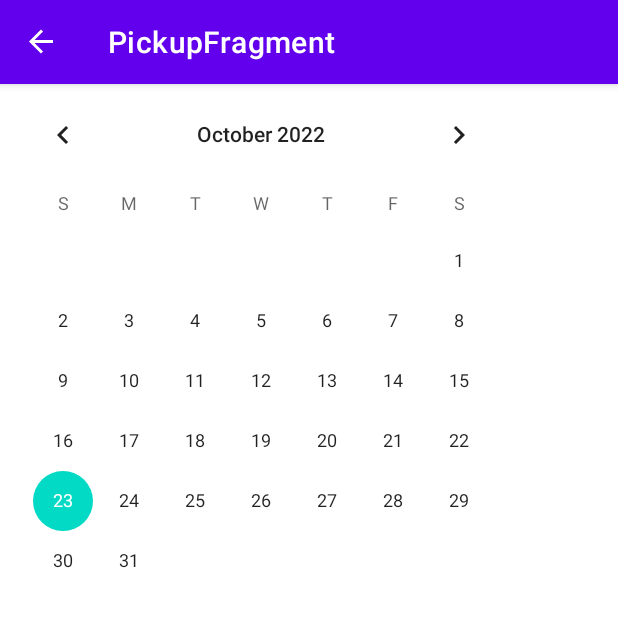
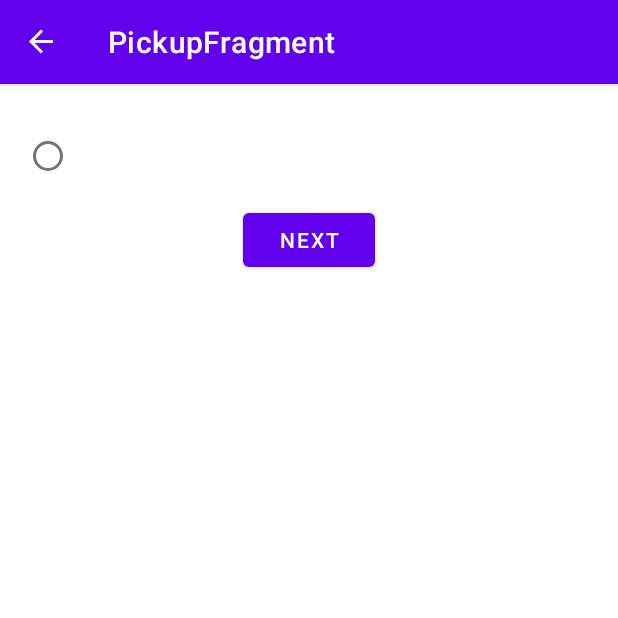
Before and after one commit to theMagusDev/OrderPizzaApp, an Android app: the PickupFragment screen opened through its navigation route, on a phone screen of 412 x 824 dp, the top half of it. Run offline under Robolectric (Android 15) with nearby library versions, the light colour scheme and no system bars; our stand-ins replace data binding, navigation-ui.

Commit message:
Remove titles from layouts, add labels to fragments

```diff
--- a/app/src/main/res/layout/fragment_pickup.xml
+++ b/app/src/main/res/layout/fragment_pickup.xml
@@ -11,11 +11,23 @@
 
         <androidx.constraintlayout.widget.ConstraintLayout
             android:layout_width="match_parent"
-            android:layout_height="wrap_content">
+            android:layout_height="wrap_content"
+            android:padding="@dimen/side_margin">
 
-            <CalendarView
+            <com.google.android.material.radiobutton.MaterialRadioButton
+                style="@style/pickup_radiobutton_style"
+                android:id="@+id/today_pickup_option"
                 android:layout_width="wrap_content"
-                android:layout_height="wrap_content" />
+                android:layout_height="wrap_content"
+                app:layout_constraintStart_toStartOf="parent"
+                app:layout_constraintTop_toTopOf="parent"
+                app:text="Mon. 31 August"/>
+
+            <com.google.android.material.button.MaterialButton
+                style="@style/next_button_style"
+                app:layout_constraintTop_toBottomOf="@id/today_pickup_option"
+                app:layout_constraintEnd_toEndOf="parent"
+                app:layout_constraintStart_toStartOf="parent"/>
 
         </androidx.constraintlayout.widget.ConstraintLayout>
 
--- a/app/src/main/res/values/styles.xml
+++ b/app/src/main/res/values/styles.xml
@@ -5,14 +5,21 @@
         <item name="android:layout_marginTop">@dimen/margin_between_elements</item>
         <item name="android:layout_marginBottom">@dimen/margin_between_elements</item>
     </style>
+
     <style name="next_button_style" parent="Widget.MaterialComponents.Button">
         <item name="android:layout_width">wrap_content</item>
         <item name="android:layout_height">wrap_content</item>
         <item name="android:text">@string/next_button_text</item>
         <item name="android:layout_margin">@dimen/margin_between_elements</item>
     </style>
+
     <style name="order_price_text_style" parent="Widget.AppCompat.TextView">
         <item name="android:textSize">20sp</item>
         <item name="android:layout_margin">@dimen/side_margin</item>
     </style>
+
+    <style name="pickup_radiobutton_style" parent="Widget.AppCompat.CompoundButton.RadioButton">
+        <item name="android:layout_marginTop">@dimen/margin_between_elements</item>
+        <item name="android:layout_marginBottom">@dimen/margin_between_elements</item>
+    </style>
 </resources>
```
Also changed, not shown: app/src/main/res/layout/fragment_flavor.xml (+1 -13 lines), app/src/main/res/layout/fragment_size.xml (+1 -13 lines).
